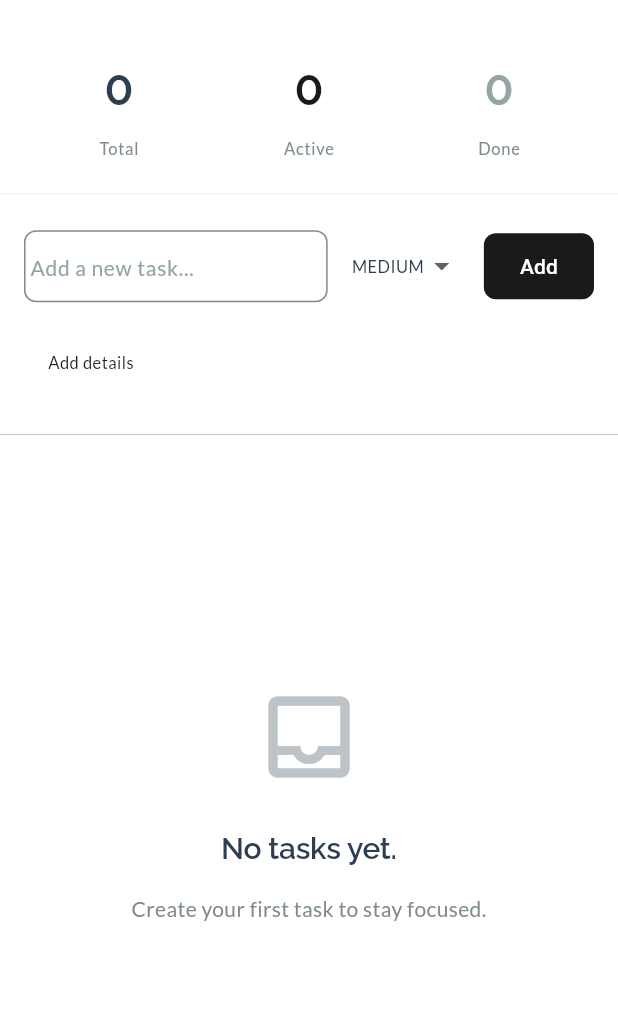
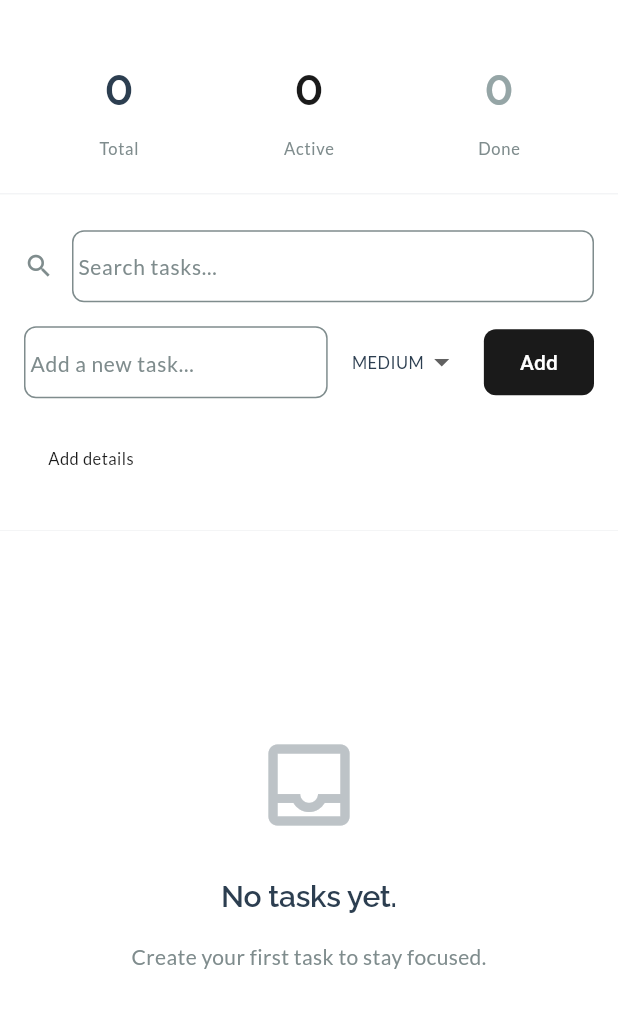
Before and after one commit to azizyuwono/mowtodo, a Flutter app: the screen it shows after launch, on a phone screen of 412 x 824 dp, the part 63-1091 px from its top. Run offline on Flutter 3.47's test engine with Material 3 defaults, Android fonts, the phone set to English and light mode, and no system bars; our stand-ins replace drift, flutter_riverpod, google_fonts; accounts and stored records are empty; generated files the repository leaves out were written again.

Commit message:
feat(widgets): add search bar to AddTodoInput

```diff
--- a/lib/widgets/add_todo_input.dart
+++ b/lib/widgets/add_todo_input.dart
@@ -1,10 +1,12 @@
 import 'package:flutter/material.dart';
+import 'package:flutter_riverpod/flutter_riverpod.dart';
 import '../core/theme/app_colors.dart';
 import '../core/theme/app_spacing.dart';
 import '../core/theme/app_typography.dart';
 import '../models/todo.dart';
+import '../providers/filter_provider.dart';
 
-class AddTodoInput extends StatefulWidget {
+class AddTodoInput extends ConsumerStatefulWidget {
   final Function(String, {String? description, Priority priority}) onAdd;
 
   const AddTodoInput({
@@ -13,13 +15,14 @@ class AddTodoInput extends StatefulWidget {
   });
 
   @override
-  State<AddTodoInput> createState() => _AddTodoInputState();
+  ConsumerState<AddTodoInput> createState() => _AddTodoInputState();
 }
 
-class _AddTodoInputState extends State<AddTodoInput>
+class _AddTodoInputState extends ConsumerState<AddTodoInput>
     with SingleTickerProviderStateMixin {
   late TextEditingController _titleController;
   late TextEditingController _descriptionController;
+  late TextEditingController _searchController;
   late FocusNode _titleFocus;
   late FocusNode _descriptionFocus;
   late AnimationController _focusController;
@@ -34,6 +37,7 @@ class _AddTodoInputState extends State<AddTodoInput>
     super.initState();
     _titleController = TextEditingController();
     _descriptionController = TextEditingController();
+    _searchController = TextEditingController();
     _titleFocus = FocusNode();
     _descriptionFocus = FocusNode();
     _focusController = AnimationController(
@@ -42,6 +46,10 @@ class _AddTodoInputState extends State<AddTodoInput>
     );
     _focusBorderOpacity = Tween<double>(begin: 0.3, end: 1.0)
         .animate(CurvedAnimation(parent: _focusController, curve: Curves.easeOut));
+
+    _searchController.addListener(() {
+      ref.read(filterProvider.notifier).updateSearch(_searchController.text);
+    });
 
     _titleFocus.addListener(() {
       setState(() => _titleFocused = _titleFocus.hasFocus);
@@ -66,6 +74,7 @@ class _AddTodoInputState extends State<AddTodoInput>
   void dispose() {
     _titleController.dispose();
     _descriptionController.dispose();
+    _searchController.dispose();
     _titleFocus.dispose();
     _descriptionFocus.dispose();
     _focusController.dispose();
@@ -103,7 +112,7 @@ class _AddTodoInputState extends State<AddTodoInput>
           decoration: BoxDecoration(
             border: Border(
               bottom: BorderSide(
-                color: AppColors.gray.withValues(
+                color: AppColors.lightGray.withValues(
                   alpha: 0.5 + (_focusBorderOpacity.value * 0.5),
                 ),
                 width: 0.5,
@@ -113,6 +122,38 @@ class _AddTodoInputState extends State<AddTodoInput>
           child: Column(
             crossAxisAlignment: CrossAxisAlignment.start,
             children: [
+              Padding(
+                padding: const EdgeInsets.only(bottom: AppSpacing.lg),
+                child: Row(
+                  children: [
+                    Icon(Icons.search, color: AppColors.textSecondary, size: 20),
+                    const SizedBox(width: AppSpacing.md),
+                    Expanded(
+                      child: TextField(
+                        controller: _searchController,
+                        decoration: InputDecoration(
+                          hintText: 'Search tasks...',
+                          border: InputBorder.none,
+                          filled: false,
+                          contentPadding: EdgeInsets.zero,
+                          hintStyle: AppTypography.bodyMedium.copyWith(
+                            color: AppColors.textSecondary,
+                          ),
+                        ),
+                        style: AppTypography.bodyMedium,
+                      ),
+                    ),
+                    if (_searchController.text.isNotEmpty)
+                      GestureDetector(
+                        onTap: () {
+                          _searchController.clear();
+                          ref.read(filterProvider.notifier).clearSearch();
+                        },
+                        child: Icon(Icons.close, color: AppColors.textSecondary, size: 18),
+                      ),
+                  ],
+                ),
+              ),
               Row(
                 children: [
                   Expanded(
@@ -125,7 +166,7 @@ class _AddTodoInputState extends State<AddTodoInput>
                         filled: false,
                         contentPadding: EdgeInsets.zero,
                         hintStyle: AppTypography.bodyMedium.copyWith(
-                          color: AppColors.darkGray,
+                          color: AppColors.textSecondary,
                         ),
                       ),
                       style: AppTypography.bodyLarge.copyWith(
@@ -172,7 +213,7 @@ class _AddTodoInputState extends State<AddTodoInput>
                       filled: false,
                       contentPadding: EdgeInsets.zero,
                       hintStyle: AppTypography.bodySmall.copyWith(
-                        color: AppColors.darkGray,
+                        color: AppColors.textSecondary,
                       ),
                     ),
                     style: AppTypography.bodySmall.copyWith(
@@ -196,7 +237,7 @@ class _AddTodoInputState extends State<AddTodoInput>
                     child: Text(
                       'Add details',
                       style: AppTypography.labelSmall.copyWith(
-                        color: AppColors.accent,
+                        color: AppColors.nearBlack,
                       ),
                     ),
                   ),
```
